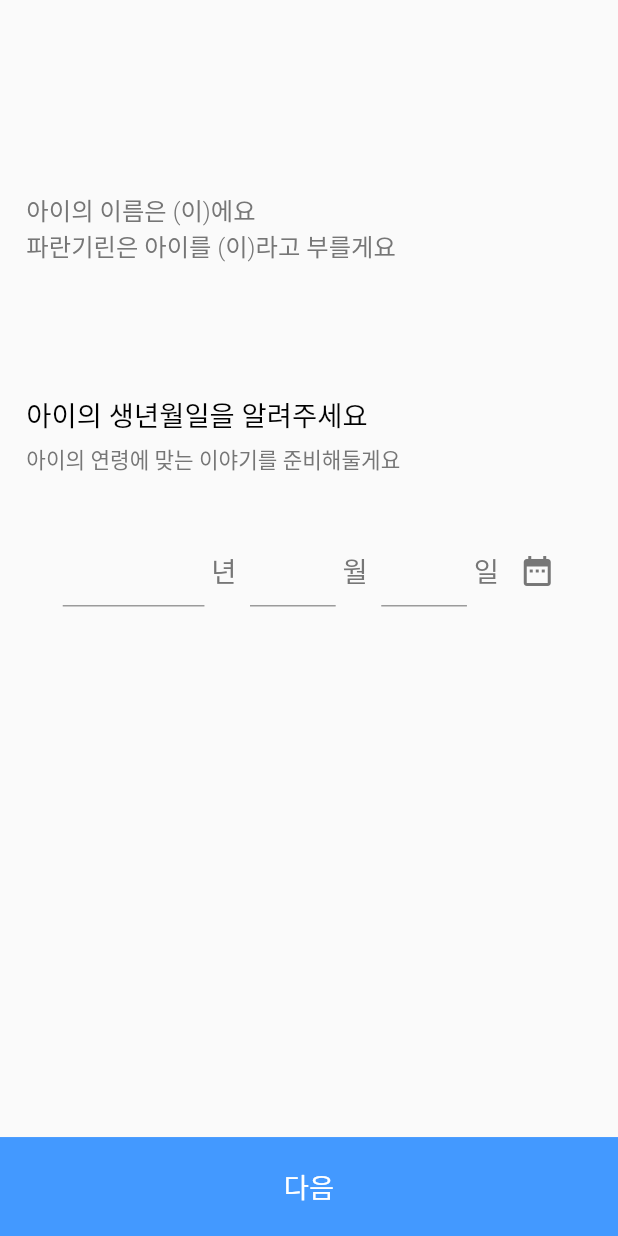
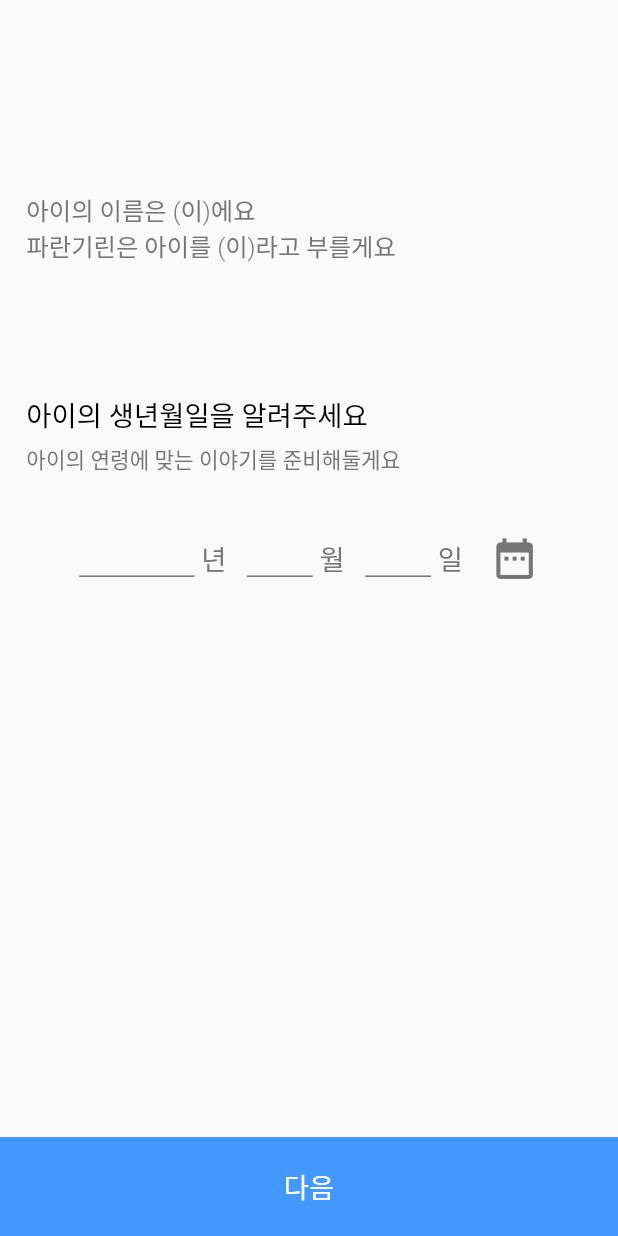
Before and after one commit to dandicompany/project_parangirin, a Flutter app: the BabyInfoBirth screen opened directly with empty values, on a phone screen of 412 x 824 dp. Run offline on Flutter 3.47's test engine with Material 2 defaults, Android fonts, the phone set to English and light mode, and no system bars; our stand-ins replace audioplayers, camera, chewie, cloud_firestore, firebase_auth, firebase_core and 14 more; missing offline and left inert: flutter_downloader, flutter_facebook_auth, flutter_uploader, video_compress, video_thumbnail; accounts and stored records are empty; project files that could hold a hidden picture were left out; key blocks and very long unbroken strings in the code were emptied for the run.

Commit message:
아이 등록 birthday ui, 완료 버튼 수정

```diff
--- a/paran_girin/lib/login/baby_info_birth.dart
+++ b/paran_girin/lib/login/baby_info_birth.dart
@@ -1,11 +1,16 @@
 import 'package:flutter/material.dart';
 import 'package:flutter_datetime_picker/flutter_datetime_picker.dart';
 import 'package:flutter_screenutil/flutter_screenutil.dart';
+import 'package:intl/intl.dart';
 import 'package:paran_girin/layout/default_button.dart';
 import 'package:paran_girin/login/baby_info_confirm.dart';
 import 'package:paran_girin/login/firebase_provider.dart';
 import 'package:paran_girin/theme/app_theme.dart';
 import 'package:provider/provider.dart';
+
+DateFormat yearFormat = DateFormat("yyyy");
+DateFormat monthFormat = DateFormat("MM");
+DateFormat dayFormat = DateFormat("dd");
 
 class BabyInfoBirth extends StatefulWidget {
   final String name, nickName;
@@ -18,10 +23,8 @@ class _BabyInfoBirthState extends State<BabyInfoBirth> {
   // List listMonth = new List.generate(12, (int index) => index + 1);
   // String valueChoose = "년도";
   String name, nickName;
-  int birthday;
-  TextEditingController _yCon = TextEditingController();
-  TextEditingController _mCon = TextEditingController();
-  TextEditingController _dCon = TextEditingController();
+  int birthdate;
+  String birthYear, birthMonth, birthDay;
   bool selected = false;
   FirebaseProvider fp;
   _BabyInfoBirthState(this.name, this.nickName);
@@ -67,68 +70,74 @@ class _BabyInfoBirthState extends State<BabyInfoBirth> {
                 Row(
                   mainAxisAlignment: MainAxisAlignment.center,
                   children: [
-                    Container(
-                      width: ScreenUtil().setWidth(86),
-                      child: TextField(
-                        controller: _yCon,
-                        enableInteractiveSelection: false,
-                        textInputAction: TextInputAction.none,
-                        keyboardType: TextInputType.number,
-                        decoration: InputDecoration(
-                          contentPadding: EdgeInsets.symmetric(
-                            horizontal: ScreenUtil().setWidth(15),
-                            vertical: ScreenUtil().setHeight(5)
-                            ),
-                            border: UnderlineInputBorder(
-                            borderSide: BorderSide(
-                              color: AppTheme.colors.base2
-                            )
-                          )
+                    Column(
+                      children: [
+                        Text(
+                          (birthYear != null)
+                          ?"$birthYear" : "",
+                          style: TextStyle(
+                            color: AppTheme.colors.base2,
+                            fontSize: ScreenUtil().setSp(18)
+                          ),
                         ),
-                      ),
+                        SizedBox(height:ScreenUtil().setHeight(2)),
+                        Container(
+                          height: ScreenUtil().setHeight(1),
+                          width: ScreenUtil().setWidth(70),
+                          color: AppTheme.colors.base2,
+                        )
+                      ],
                     ),
                     Text(
-                      " 년  ",
+                      " 년   ",
                       style: TextStyle(
                           color: AppTheme.colors.base2,
                           fontSize: ScreenUtil().setSp(18)),
                     ),
-                    Container(
-                      width: ScreenUtil().setWidth(52),
-                      child: TextField(
-                        controller: _mCon,
-                        textInputAction: TextInputAction.none,
-                        keyboardType: TextInputType.number,
-                        decoration: InputDecoration(
-                          contentPadding: EdgeInsets.symmetric(
-                            horizontal: ScreenUtil().setWidth(15),
-                            vertical: ScreenUtil().setHeight(5)
-                            )
+                    Column(
+                      children: [
+                        Text(
+                          (birthMonth != null)
+                          ?"$birthMonth" : "",
+                          style: TextStyle(
+                            color: AppTheme.colors.base2,
+                            fontSize: ScreenUtil().setSp(18)
+                          ),
                         ),
-                      ),
+                        SizedBox(height:ScreenUtil().setHeight(2)),
+                        Container(
+                          height: ScreenUtil().setHeight(1),
+                          width: ScreenUtil().setWidth(40),
+                          color: AppTheme.colors.base2,
+                        )
+                      ],
                     ),
                     Text(
-                      " 월  ",
+                      " 월   ",
                       style: TextStyle(
                           color: AppTheme.colors.base2,
                           fontSize: ScreenUtil().setSp(18)),
                     ),
-                    Container(
-                      width: ScreenUtil().setWidth(52),
-                      child: TextField(
-                        controller: _dCon,
-                        textInputAction: TextInputAction.none,
-                        keyboardType: TextInputType.number,
-                        decoration: InputDecoration(
-                          contentPadding: EdgeInsets.symmetric(
-                            horizontal: ScreenUtil().setWidth(15),
-                            vertical: ScreenUtil().setHeight(5)
-                            )
+                    Column(
+                      children: [
+                        Text(
+                          (birthDay != null)
+                          ?"$birthDay" : "",
+                          style: TextStyle(
+                            color: AppTheme.colors.base2,
+                            fontSize: ScreenUtil().setSp(18)
+                          ),
                         ),
-                      ),
+                        SizedBox(height:ScreenUtil().setHeight(2)),
+                        Container(
+                          height: ScreenUtil().setHeight(1),
+                          width: ScreenUtil().setWidth(40),
+                          color: AppTheme.colors.base2,
+                        )
+                      ],
                     ),
                     Text(
-                      " 일   ",
+                      " 일    ",
                       style: TextStyle(
                           color: AppTheme.colors.base2,
                           fontSize: ScreenUtil().setSp(18)),
@@ -143,53 +152,22 @@ class _BabyInfoBirthState extends State<BabyInfoBirth> {
                         }, onConfirm: (date) {
                           print('confirm $date');
                           setState(() {
-                            this.birthday = date.millisecondsSinceEpoch;
+                            this.birthdate = date.millisecondsSinceEpoch;
                             this.selected = true;
+                            this.birthYear = yearFormat.format(DateTime.fromMillisecondsSinceEpoch(birthdate));
+                            this.birthMonth = monthFormat.format(DateTime.fromMillisecondsSinceEpoch(birthdate));
+                            this.birthDay = dayFormat.format(DateTime.fromMillisecondsSinceEpoch(birthdate));
                           });
                         }, currentTime: DateTime.now(), locale: LocaleType.ko);
                       },
-                      // child: Text(
-                      //   "생년 월일 선택하기",
-                      //   style: TextStyle(
-                      //       color: AppTheme.colors.primary1,
-                      //       fontSize: ScreenUtil().setSp(18)),
-                      // )
                       child: Icon(
                         Icons.date_range,
                         color: AppTheme.colors.base2,
+                        size: ScreenUtil().setSp(32.0),
                       ),
                     ),
                   ],
                 ),
-
-
-
-                // DropdownButton(
-                //   value: valueChoose,
-                //   onChanged: (newValue){
-                //     setState(() {
-                //       valueChoose = newValue;
-                //     });
-                //   },
-                //   items: listMonth.map((valueItem) {
-                //     return DropdownMenuItem(
-                //       value: valueItem,
-                //       child: Text(valueItem),
-                //     );
-                //   }).toList(),
-                // ),
-
-                // DefaultButton(
-                //     text: "다음",
-                //     press: () async {
-                //       if (this.selected) {
-                //         await fp.addChild(this.name, this.nickName, this.birthday);
-                //         logger.d("before pushing");
-                //         Navigator.of(context).pushReplacement(MaterialPageRoute(
-                //             builder: (context) => BabyInfoConfirm()));
-                //       }
-                //     },
-                //     isInvert: !this.selected)
               ],
             ),
           ),
@@ -204,7 +182,7 @@ class _BabyInfoBirthState extends State<BabyInfoBirth> {
               child: FlatButton(
                 onPressed: () async {
                   if (this.selected) {
-                    await fp.addChild(this.name, this.nickName, this.birthday);
+                    await fp.addChild(this.name, this.nickName, this.birthdate);
                     logger.d("before pushing");
                     Navigator.of(context).pushReplacement(MaterialPageRoute(
                         builder: (context) => BabyInfoConfirm()));
--- a/paran_girin/lib/login/baby_info_confirm.dart
+++ b/paran_girin/lib/login/baby_info_confirm.dart
@@ -2,6 +2,7 @@ import 'package:flutter/material.dart';
 import 'package:flutter_screenutil/flutter_screenutil.dart';
 import 'package:intl/intl.dart';
 import 'package:paran_girin/layout/default_button.dart';
+import 'package:paran_girin/layout/default_layout.dart';
 import 'package:paran_girin/login/baby_info_name.dart';
 import 'package:paran_girin/myPageDetail/childrenInfo.dart';
 import 'package:paran_girin/theme/app_theme.dart';
@@ -58,7 +59,7 @@ class _BabyInfoConfirmState extends State<BabyInfoConfirm> {
                 ),
                 SizedBox(height: ScreenUtil().setHeight(101)),
                 Text(
-                  "아이의 이름은 ${_info.currentChild.name} 이에요\n\n파란기린은 아이를 ${_info.currentChild.nickName} (이)라고 부를게요\n\n${_info.currentChild.nickName} 은(는) ${dateFormat.format(DateTime.fromMillisecondsSinceEpoch(_info.currentChild.birthday))} 에 태어났어요",
+                  "아이의 이름은 ${_info.currentChild.name}(이)에요\n\n파란기린은 아이를 ${_info.currentChild.nickName}(이)라고 부를게요\n\n${_info.currentChild.nickName}은(는) ${dateFormat.format(DateTime.fromMillisecondsSinceEpoch(_info.currentChild.birthday))} 에 태어났어요",
                   style: TextStyle(
                       fontSize: ScreenUtil().setSp(16.0),
                       fontWeight: FontWeight.w300,
@@ -85,11 +86,11 @@ class _BabyInfoConfirmState extends State<BabyInfoConfirm> {
               child: FlatButton(
                 onPressed: () {
                     Navigator.of(context).pushReplacement(
-                        MaterialPageRoute(builder: (context) => ChildrenInfo()));
+                        MaterialPageRoute(builder: (context) => DefaultLayout()));
                 },
                 height: ScreenUtil().setHeight(65),
                 child: Text(
-                  "가입 완료하기",
+                  "완료하기",
                   style: TextStyle(
                     fontSize: ScreenUtil().setSp(18),
                     fontWeight: FontWeight.w500,
```
